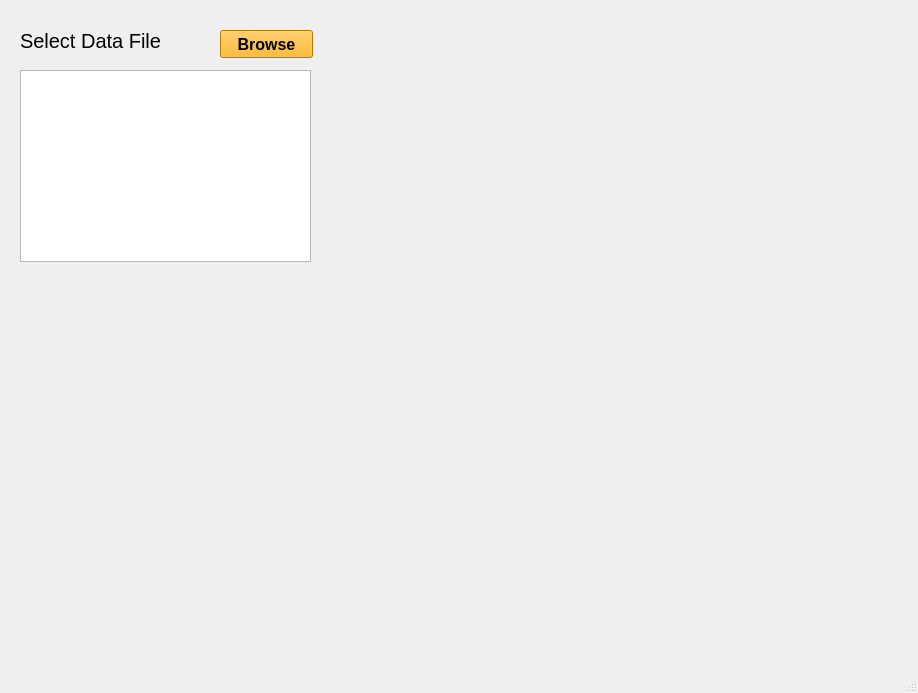
Above: gui_ml/mainwindow.ui from sejinhwang97ko/ubion_ml before the change. Below: the same form after it.
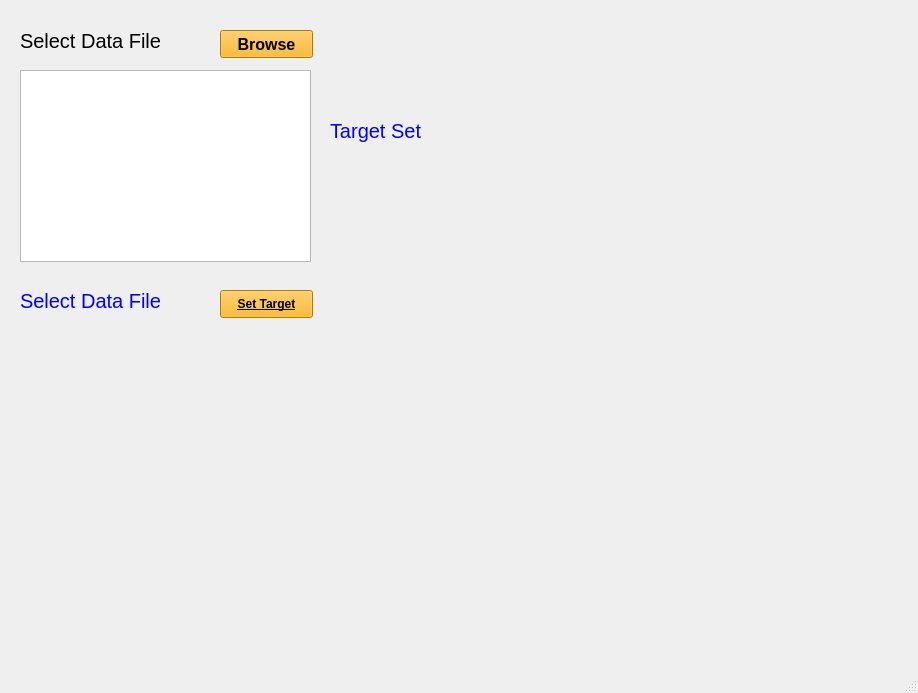
That is the form after the change.

```diff
--- a/gui_ml/mainwindow.ui
+++ b/gui_ml/mainwindow.ui
@@ -66,6 +66,96 @@
      </rect>
     </property>
    </widget>
+   <widget class="QPushButton" name="Submit">
+    <property name="geometry">
+     <rect>
+      <x>220</x>
+      <y>290</y>
+      <width>93</width>
+      <height>28</height>
+     </rect>
+    </property>
+    <property name="font">
+     <font>
+      <pointsize>9</pointsize>
+      <weight>75</weight>
+      <bold>true</bold>
+      <underline>true</underline>
+     </font>
+    </property>
+    <property name="styleSheet">
+     <string notr="true">background-color: rgb(255, 170, 0);</string>
+    </property>
+    <property name="text">
+     <string>Set Target</string>
+    </property>
+   </widget>
+   <widget class="QLabel" name="label_2">
+    <property name="geometry">
+     <rect>
+      <x>20</x>
+      <y>280</y>
+      <width>191</width>
+      <height>41</height>
+     </rect>
+    </property>
+    <property name="font">
+     <font>
+      <pointsize>15</pointsize>
+     </font>
+    </property>
+    <property name="styleSheet">
+     <string notr="true">color: rgb(0, 0, 255);</string>
+    </property>
+    <property name="text">
+     <string>Select Data File</string>
+    </property>
+   </widget>
+   <widget class="QLabel" name="label_3">
+    <property name="geometry">
+     <rect>
+      <x>330</x>
+      <y>110</y>
+      <width>131</width>
+      <height>41</height>
+     </rect>
+    </property>
+    <property name="font">
+     <font>
+      <pointsize>15</pointsize>
+     </font>
+    </property>
+    <property name="styleSheet">
+     <string notr="true">color: rgb(0, 0, 255);</string>
+    </property>
+    <property name="text">
+     <string>Target Set</string>
+    </property>
+   </widget>
+   <widget class="QLabel" name="target_col">
+    <property name="geometry">
+     <rect>
+      <x>330</x>
+      <y>170</y>
+      <width>121</width>
+      <height>41</height>
+     </rect>
+    </property>
+    <property name="font">
+     <font>
+      <pointsize>15</pointsize>
+     </font>
+    </property>
+    <property name="styleSheet">
+     <string notr="true">color: rgb(0, 0, 255);</string>
+    </property>
+    <property name="text">
+     <string/>
+    </property>
+    <property name="alignment">
+     <set>Qt::AlignCenter</set>
+    </property>
+   </widget>
   </widget>
   <widget class="QMenuBar" name="menubar">
    <property name="geometry">
```
